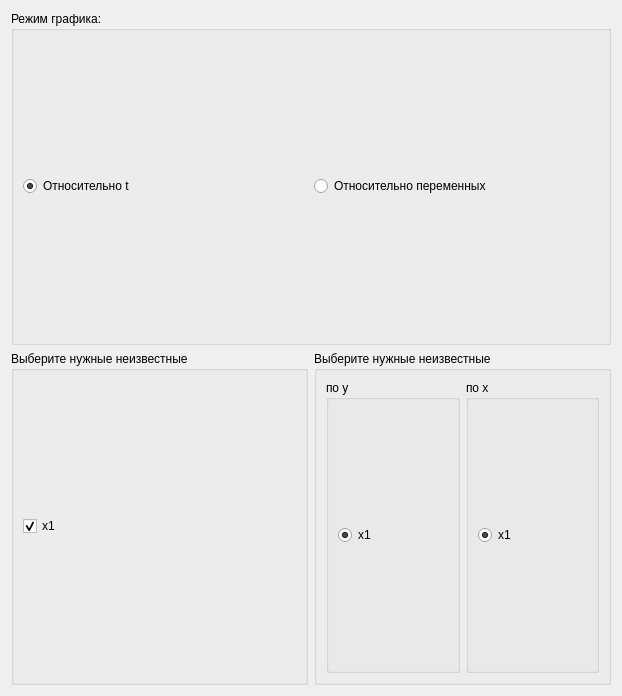
First picture: the form in здесь актуальный проект/ui/for_showGraphic.ui, repository BAZ-2107/Univestity_task, before the edit.
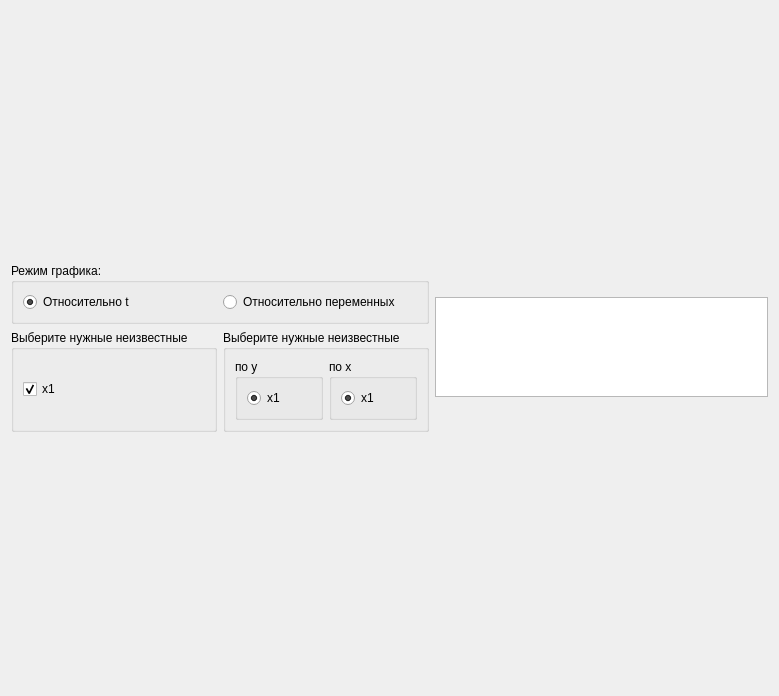
Second picture: the form after the edit.

```diff
--- a/здесь актуальный проект/ui/for_showGraphic.ui
+++ b/здесь актуальный проект/ui/for_showGraphic.ui
@@ -6,13 +6,17 @@
    <rect>
     <x>0</x>
     <y>0</y>
-    <width>622</width>
+    <width>779</width>
     <height>696</height>
    </rect>
   </property>
   <property name="windowTitle">
    <string>График</string>
   </property>
+  <layout class="QVBoxLayout" name="verticalLayout_2">
+   <item>
+    <layout class="QHBoxLayout" name="horizontalLayout_7">
+     <item>
   <layout class="QVBoxLayout" name="verticalLayout">
    <item>
     <widget class="QGroupBox" name="groupBox">
@@ -106,6 +110,20 @@
          </widget>
         </item>
        </layout>
+          </widget>
+         </item>
+        </layout>
+       </item>
+      </layout>
+     </item>
+     <item>
+      <widget class="QListWidget" name="listWidget">
+       <property name="maximumSize">
+        <size>
+         <width>16777215</width>
+         <height>100</height>
+        </size>
+       </property>
       </widget>
      </item>
     </layout>
```
Lines whose indentation alone changed are shown as unchanged.
